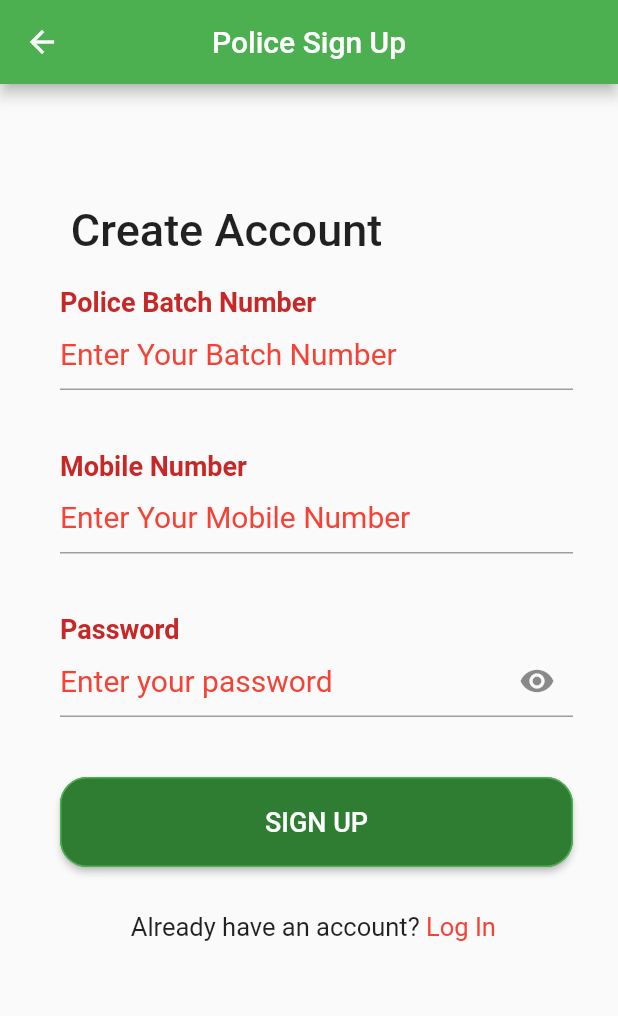
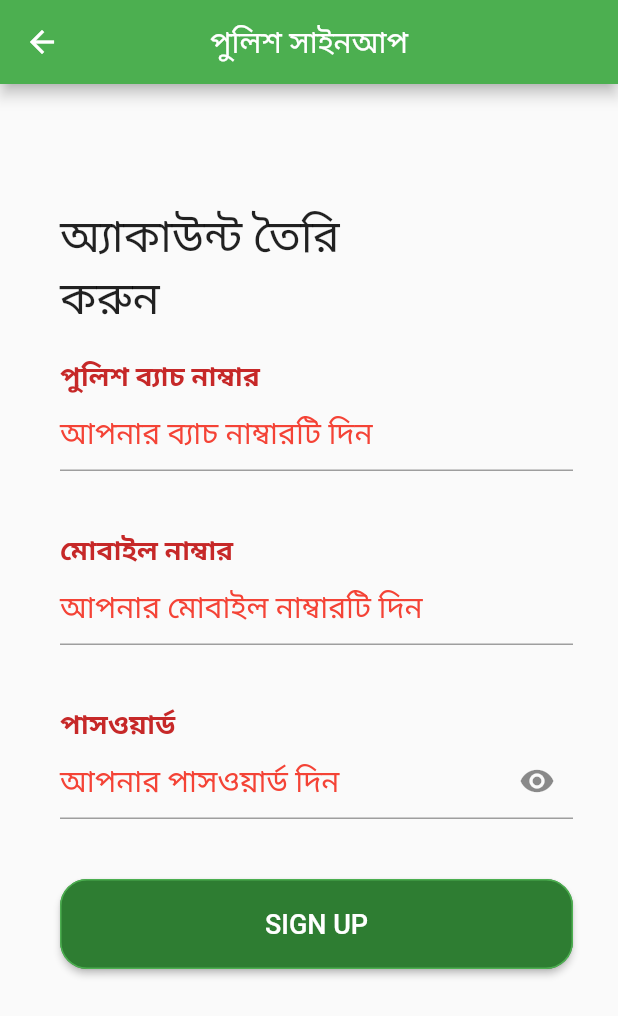
Before and after one commit to samuchakraborty/Traffice-License-Vehicle-Information-System, a Flutter app: the SignUp screen opened directly with empty values, on a phone screen of 412 x 824 dp. Shown: the top 1016 px of the screen. Run offline on Flutter 3.47's test engine with Material 2 defaults, Android fonts, the phone set to English and light mode, and no system bars; our stand-ins replace dio, flutter_riverpod, fluttertoast, get, image_picker, shared_preferences; missing offline and left inert: flutter_sslcommerz, multiselect_formfield; accounts and stored records are empty.

Commit message:
translation complete

```diff
--- a/lib/auth/sign_up.dart
+++ b/lib/auth/sign_up.dart
@@ -1,5 +1,6 @@
 import 'package:dio/dio.dart';
 import 'package:flutter/material.dart';
+import 'package:get/get_utils/src/extensions/internacionalization.dart';
 import 'package:traffice_information_system/auth/sign_in.dart';
 import 'package:traffice_information_system/police/screens/police_home_screen.dart';
 import 'package:traffice_information_system/police/services/police_services.dart';
@@ -30,7 +31,7 @@ class _SignUpState extends State<SignUp> {
     return SafeArea(
       child: Scaffold(
         appBar: AppBar(
-          title: widget.isUser ? Text('User Sign Up') : Text('Police Sign Up'),
+          title: widget.isUser ? Text('User Sign Up'.tr) : Text('Police Sign Up'.tr),
           centerTitle: true,
         ),
         body: Container(
@@ -42,7 +43,7 @@ class _SignUpState extends State<SignUp> {
                 margin: EdgeInsets.only(right: 120),
                 child: Center(
                   child: Text(
-                    "Create Account",
+                    "Create Account".tr,
                     style: h1TextStyle,
                     maxLines: 2,
                   ),
@@ -57,11 +58,11 @@ class _SignUpState extends State<SignUp> {
                   children: [
                     CustomTextField(
                       labelName: widget.isUser
-                          ? 'Nid Card Number'
-                          : 'Police Batch Number',
+                          ? 'Nid Card Number'.tr
+                          : 'Police Batch Number'.tr,
                       hintTextName: widget.isUser
-                          ? 'Enter Your Nid Value'
-                          : 'Enter Your Batch Number',
+                          ? 'Enter Your Nid Value'.tr
+                          : 'Enter Your Batch Number'.tr,
                       textInputType: TextInputType.text,
                       onChangedFunction: (value) {
                         //  print(value);
@@ -76,9 +77,9 @@ class _SignUpState extends State<SignUp> {
                       height: 40,
                     ),
                     CustomTextField(
-                      labelName: 'Mobile Number',
-                      hintTextName: 'Enter Your Mobile Number',
-                      textInputType: TextInputType.emailAddress,
+                      labelName: 'Mobile'.tr,
+                      hintTextName: 'Enter Your mobile Number'.tr,
+                      textInputType: TextInputType.number,
                       onChangedFunction: (value) {
                         //print(value);
                         mobile = value;
@@ -88,8 +89,8 @@ class _SignUpState extends State<SignUp> {
                       height: 40,
                     ),
                     CustomTextField(
-                      labelName: 'Password',
-                      hintTextName: 'Enter your password',
+                      labelName: 'Password'.tr,
+                      hintTextName: 'Enter your password'.tr,
                       textInputType: TextInputType.visiblePassword,
                       obscureTextTy: _secureText,
                       onChangedFunction: (value) {
@@ -109,7 +110,7 @@ class _SignUpState extends State<SignUp> {
                       height: 40,
                     ),
                     CustomButton(
-                      buttonName: 'SIGN UP',
+                      buttonName: 'SIGN UP'.tr,
                       onPressed: () {
                         // Navigator.push(
                         //   context, MaterialPageRoute(builder: (context) => HomePage(),),);
@@ -162,33 +163,33 @@ class _SignUpState extends State<SignUp> {
               SizedBox(
                 height: 30,
               ),
-              GestureDetector(
-                onTap: () {
-                  Navigator.pop(context);
-                  // Navigator.push(
-                  //   context,
-                  //   MaterialPageRoute(
-                  //     builder: (context) => SignIn(),
-                  //   ),
-                  // );
-                },
-                child: Row(
-                  mainAxisAlignment: MainAxisAlignment.center,
-                  children: [
-                    Text(
-                      "Already have an account? ",
-                      style: TextStyle(fontSize: 17),
-                    ),
-                    Text(
-                      "Log In ",
-                      style: TextStyle(
-                        fontSize: 17,
-                        color: Colors.red,
-                      ),
-                    ),
-                  ],
-                ),
-              )
+              // GestureDetector(
+              //   onTap: () {
+              //     Navigator.pop(context);
+              //     // Navigator.push(
+              //     //   context,
+              //     //   MaterialPageRoute(
+              //     //     builder: (context) => SignIn(),
+              //     //   ),
+              //     // );
+              //   },
+              //   child: Row(
+              //     mainAxisAlignment: MainAxisAlignment.center,
+              //     children: [
+              //       Text(
+              //         "Already have an account? ",
+              //         style: TextStyle(fontSize: 17),
+              //       ),
+              //       Text(
+              //         "Log In ",
+              //         style: TextStyle(
+              //           fontSize: 17,
+              //           color: Colors.red,
+              //         ),
+              //       ),
+              //     ],
+              //   ),
+              // )
             ],
           ),
         ),
--- a/lib/bb_translations.dart
+++ b/lib/bb_translations.dart
@@ -15,10 +15,26 @@ class BBTranslations extends Translations {
       'Admin Login': 'এডমিন লগইন',
       'Log In': 'লগইন',
       'LOG IN': 'লগইন',
-
       'Batch Number': 'ব্যাচ নাম্বার',
       'Enter Your Batch Number': 'আপনার ব্যাচ নাম্বারটি দিন',
-      'Please Enter Your Batch Number': 'অনুগ্রহ করে ব্যাচ নাম্বার দিন'
+      'Please Enter Your Batch Number': 'অনুগ্রহ করে ব্যাচ নাম্বার দিন',
+      'Please Enter Your Mobile No': 'অনুগ্রহ করে আপনার মোবাইল নাম্বার দিন',
+      'Mobile': 'মোবাইল নাম্বার',
+      'Enter Your mobile Number': 'আপনার মোবাইল নাম্বারটি দিন',
+      'Password': 'পাসওয়ার্ড',
+      'Enter your password': 'আপনার পাসওয়ার্ড দিন',
+      'Please Enter Your Password': 'অনুগ্রহ করে আপনার পাসওয়ার্ড দিন',
+      "Don't have an account? ": 'আপনি কি ইতিপূর্বে রেজিস্ট্রেশন করেছেন ?  ',
+      "Sign up ": 'সাইন আপ ',
+      "Create Account": 'অ্যাকাউন্ট তৈরি করুন',
+      'User Sign Up': 'ইউজার সাইনআপ',
+      'Police Sign Up': 'পুলিশ সাইনআপ',
+      'Nid Card Number': 'এনআইডি নাম্বার',
+      'Police Batch Number': 'পুলিশ ব্যাচ নাম্বার ',
+      'Enter Your Nid Value': 'আপনার এনআইডি নাম্বার দিন ',
+      'Email': 'ইমেইল ',
+      'Enter Your Email Address': 'আপনার ইমেইল ঠিকানা  দিন',
+      'Please Enter Your Email Address': 'আপনার ইমেইল ঠিকানা লিখুন'
     };
     return {
       'en_US': {
@@ -35,7 +51,24 @@ class BBTranslations extends Translations {
         'LOG IN': 'Log In',
         'Batch Number': 'Batch Number',
         'Enter Your Batch Number': 'Enter Your Batch Number',
-        'Please Enter Your Batch Number': 'Please Enter Your Batch Number'
+        'Please Enter Your Batch Number': 'Please Enter Your Batch Number',
+        'Please Enter Your Mobile No': 'Please Enter Your Mobile No',
+        'Mobile': 'Mobile',
+        'Enter Your mobile Number': 'Enter Your mobile Number',
+        'Password': 'Password',
+        'Enter your password': 'Enter your password',
+        'Please Enter Your Password': 'Please Enter Your Password',
+        "Don't have an account? ": "Don't have an account? ",
+        "Sign up ": "Sign up ",
+        "Create Account": "Create Account",
+        'User Sign Up': 'User Sign Up',
+        'Police Sign Up': 'Police Sign Up',
+        'Nid Card Number': 'Nid Card Number',
+        'Police Batch Number': 'Police Batch Number',
+        'Enter Your Nid Value': 'Enter Your Nid Value',
+        'Email': 'Email',
+        'Enter Your Email Address': 'Enter Your Email Address',
+        'Please Enter Your Email Address': 'Please Enter Your Email Address'
       },
       'bn_BD': map
     };
```
